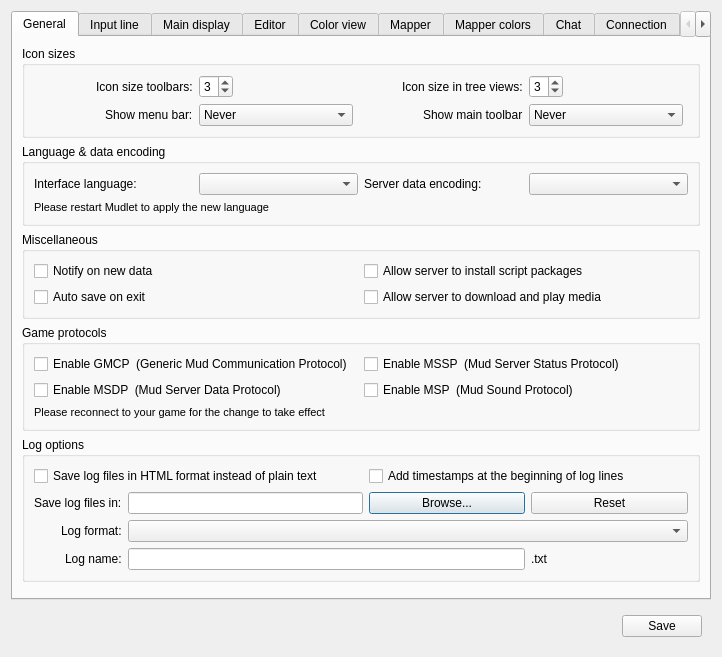
The window that src/ui/profile_preferences.ui (Mudlet/Mudlet) describes before a commit, drawn with Qt 5.
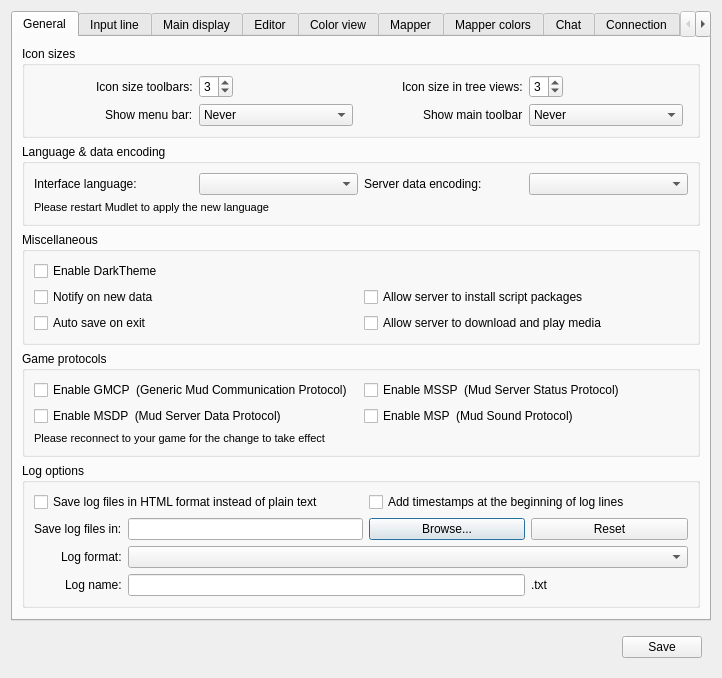
The same window after the commit. Icons and pictures are not drawn. Custom widgets are drawn as their Qt base class.

```diff
--- a/src/ui/profile_preferences.ui
+++ b/src/ui/profile_preferences.ui
@@ -223,7 +223,7 @@
           <string>Miscellaneous</string>
          </property>
          <layout class="QGridLayout" name="gridLayout_groupBox_miscellaneous">
-          <item row="0" column="0">
+          <item row="1" column="0">
            <widget class="QCheckBox" name="mAlertOnNewData">
             <property name="text">
              <string>Notify on new data</string>
@@ -233,27 +233,34 @@
             </property>
            </widget>
           </item>
-          <item row="0" column="1">
+          <item row="2" column="1">
+           <widget class="QCheckBox" name="acceptServerMedia">
+            <property name="toolTip">
+             <string>&lt;p&gt;This also needs GMCP to be enabled in the next group below.&lt;/p&gt;</string>
+            </property>
+            <property name="text">
+             <string>Allow server to download and play media</string>
+            </property>
+           </widget>
+          </item>
+          <item row="1" column="1">
            <widget class="QCheckBox" name="acceptServerGUI">
             <property name="text">
              <string>Allow server to install script packages</string>
             </property>
            </widget>
           </item>
-          <item row="1" column="0">
+          <item row="2" column="0">
            <widget class="QCheckBox" name="mFORCE_SAVE_ON_EXIT">
             <property name="text">
              <string>Auto save on exit</string>
             </property>
            </widget>
           </item>
-          <item row="1" column="1">
-           <widget class="QCheckBox" name="acceptServerMedia">
+          <item row="0" column="0">
+           <widget class="QCheckBox" name="enableDarkTheme">
             <property name="text">
-             <string>Allow server to download and play media</string>
-            </property>
-            <property name="toolTip">
-             <string>&lt;p&gt;This also needs GMCP to be enabled in the next group below.&lt;/p&gt;</string>
+             <string>Enable DarkTheme</string>
             </property>
            </widget>
           </item>
```
Left out of the diff: 24 changed lines with no effect on the pictures.
